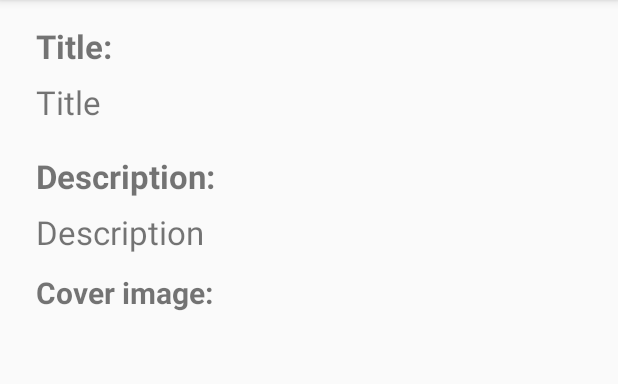
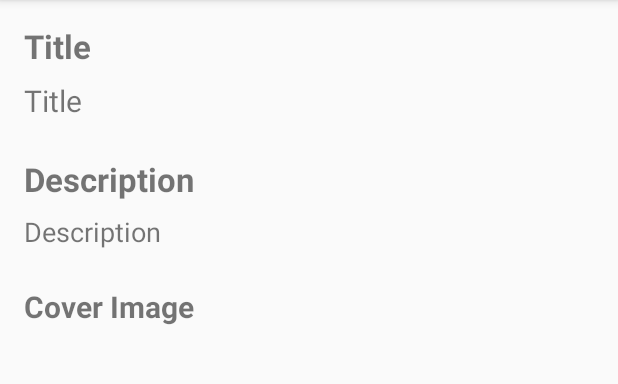
Before and after one commit to kundacina-m/BookRetriever, an Android app: the BookDetailsActivity screen opened directly, with no data from a screen before it, on a phone screen of 412 x 824 dp, the part 84-468 px from its top. Run offline under Robolectric (Android 15) with nearby library versions, the phone set to English and light mode, and no system bars; our stand-ins replace Room's generated code; libraries missing offline, so code that uses them is left out: org.jetbrains.anko; pictures from the network do not load; 1 statement that could not run was skipped.

```diff
--- a/app/build.gradle
+++ b/app/build.gradle
@@ -66,8 +66,5 @@ dependencies {
     // Anko - async
     implementation "org.jetbrains.anko:anko-commons:0.10.4"
 
-    // Dagger 2 - Dependency injection
-    implementation 'com.google.dagger:dagger:2.13'
-    kapt 'com.google.dagger:dagger-compiler:2.13'
 
 }
--- a/app/src/main/AndroidManifest.xml
+++ b/app/src/main/AndroidManifest.xml
@@ -6,7 +6,7 @@
 
 
     <application
-        android:name=".App"
+        android:name=".utils.App"
         android:allowBackup="true"
         android:icon="@mipmap/ic_launcher"
         android:label="@string/app_name"
--- a/app/src/main/java/com/example/internship/internship/model/Book.kt
+++ b/app/src/main/java/com/example/internship/internship/model/Book.kt
@@ -6,10 +6,7 @@ import android.arch.persistence.room.PrimaryKey
 
 @Entity(tableName = "books")
 data class Book(
-        @PrimaryKey(autoGenerate = true)
-        @ColumnInfo(name = "idBook")
-        var id: Int = 0,
-
+        @PrimaryKey
         @ColumnInfo(name = "title")
         var title: String = "",
 
--- a/app/src/main/java/com/example/internship/internship/repository/db/BookDao.kt
+++ b/app/src/main/java/com/example/internship/internship/repository/db/BookDao.kt
@@ -25,7 +25,7 @@ interface BookDao {
     /**
      * Delete all the books from database
      */
-    @Query("delete from books")
+    @Query("DELETE FROM books")
     fun deleteAllBooks()
 
     /**
--- a/app/src/main/java/com/example/internship/internship/ui/activity/BookDetailsActivity.kt
+++ b/app/src/main/java/com/example/internship/internship/ui/activity/BookDetailsActivity.kt
@@ -4,7 +4,7 @@ import android.os.Bundle
 import android.support.v7.app.AppCompatActivity
 import android.widget.ImageView
 import com.bumptech.glide.Glide
-import com.example.internship.internship.App
+import com.example.internship.internship.utils.App
 import com.example.internship.internship.R
 import com.example.internship.internship.ui.BooksListViewModel
 import kotlinx.android.synthetic.main.activity_bookdetails.*
@@ -13,19 +13,21 @@ import org.jetbrains.anko.uiThread
 
 class BookDetailsActivity: AppCompatActivity() {
 
-    private var bookListViewModel: BooksListViewModel? = null
-
+    private lateinit var  bookListViewModel: BooksListViewModel
 
     override fun onCreate(savedInstanceState: Bundle?) {
         super.onCreate(savedInstanceState)
-
         setContentView(R.layout.activity_bookdetails)
 
         bookListViewModel = App.injectBookListViewModel()
         val title = intent.getStringExtra("bookTitle")
 
+        loadBookDetails(title)
+    }
+
+    private fun loadBookDetails(title: String){
         doAsyncResult {
-            val chosenBook = bookListViewModel!!.getBookByTitle(title)
+            val chosenBook = bookListViewModel.getBookByTitle(title)
             uiThread {
                 tvTitle.text = chosenBook.title
                 tvDesc.text = chosenBook.description
@@ -34,7 +36,6 @@ class BookDetailsActivity: AppCompatActivity() {
                 imgFrame.addView(imageView)
             }
         }
-
     }
 
 }
--- a/app/src/main/res/layout/activity_bookdetails.xml
+++ b/app/src/main/res/layout/activity_bookdetails.xml
@@ -12,22 +12,28 @@
 
     <TextView
         android:id="@+id/tvTitle"
-        android:layout_width="wrap_content"
+        android:layout_width="0dp"
         android:layout_height="wrap_content"
         android:layout_marginTop="8dp"
-        android:text="Title"
-        android:textSize="22sp"
+        android:layout_marginEnd="12dp"
+        android:text="@string/title"
+        android:textSize="20sp"
+        app:layout_constraintEnd_toEndOf="parent"
+        app:layout_constraintHorizontal_bias="0.0"
         app:layout_constraintStart_toStartOf="@+id/Title"
         app:layout_constraintTop_toBottomOf="@+id/Title" />
 
 
     <TextView
         android:id="@+id/tvDesc"
-        android:layout_width="wrap_content"
+        android:layout_width="0dp"
         android:layout_height="wrap_content"
         android:layout_marginTop="8dp"
-        android:text="Description"
-        android:textSize="22sp"
+        android:layout_marginEnd="12dp"
+        android:text="@string/description"
+        android:textSize="18sp"
+        app:layout_constraintEnd_toEndOf="parent"
+        app:layout_constraintHorizontal_bias="0.0"
         app:layout_constraintStart_toStartOf="@+id/textView2"
         app:layout_constraintTop_toBottomOf="@+id/textView2" />
 
@@ -36,7 +42,7 @@
         android:layout_width="368dp"
         android:layout_height="293dp"
         android:layout_marginStart="8dp"
-        android:layout_marginTop="8dp"
+        android:layout_marginTop="12dp"
         android:layout_marginEnd="8dp"
         app:layout_constraintEnd_toEndOf="parent"
         app:layout_constraintStart_toStartOf="parent"
@@ -48,9 +54,9 @@
         android:id="@+id/Title"
         android:layout_width="wrap_content"
         android:layout_height="wrap_content"
-        android:layout_marginStart="24dp"
+        android:layout_marginStart="16dp"
         android:layout_marginTop="16dp"
-        android:text="Title:"
+        android:text="@string/title"
         android:textSize="22sp"
         android:textStyle="bold"
         app:layout_constraintStart_toStartOf="parent"
@@ -60,8 +66,8 @@
         android:id="@+id/textView2"
         android:layout_width="wrap_content"
         android:layout_height="wrap_content"
-        android:layout_marginTop="20dp"
-        android:text="Description:"
+        android:layout_marginTop="24dp"
+        android:text="@string/description"
         android:textSize="22sp"
         android:textStyle="bold"
         app:layout_constraintStart_toStartOf="@+id/tvTitle"
@@ -71,8 +77,8 @@
         android:id="@+id/textView5"
         android:layout_width="wrap_content"
         android:layout_height="wrap_content"
-        android:layout_marginTop="12dp"
-        android:text="Cover image:"
+        android:layout_marginTop="24dp"
+        android:text="@string/cover_image"
         android:textSize="20sp"
         android:textStyle="bold"
         app:layout_constraintStart_toStartOf="@+id/tvDesc"
--- a/app/src/main/res/layout/progress_layout.xml
+++ /dev/null
@@ -1,6 +0,0 @@
-<?xml version="1.0" encoding="utf-8"?>
-<android.support.constraint.ConstraintLayout
-    xmlns:android="http://schemas.android.com/apk/res/android" android:layout_width="match_parent"
-    android:layout_height="match_parent">
-
-</android.support.constraint.ConstraintLayout>
--- a/app/src/main/res/values/strings.xml
+++ b/app/src/main/res/values/strings.xml
@@ -1,3 +1,8 @@
 <resources>
     <string name="app_name">Internship</string>
+    <string name="title">Title</string>
+    <string name="description">Description</string>
+    <string name="cover_image">Cover Image</string>
+    <string name="empty_list">There are no books available</string>
+    <string name="refresh">Refresh</string>
 </resources>
```
Also changed, not shown: app/src/main/java/com/example/internship/internship/adapter/BooksAdapter.kt (+5 -5 lines), app/src/main/java/com/example/internship/internship/ui/activity/HomeActivity.kt (+27 -16 lines), app/src/main/java/com/example/internship/internship/utils/App.kt (renamed from app/src/main/java/com/example/internship/internship/App.kt, +7 -6 lines), app/src/main/res/drawable/border.xml (deleted, +0 -9 lines), app/src/main/res/layout/activity_home.xml (+1 -7 lines), app/src/main/res/layout/empty_layout.xml (+43 -1 lines), app/src/main/res/layout/list_item.xml (+4 -4 lines), 2 other files.
